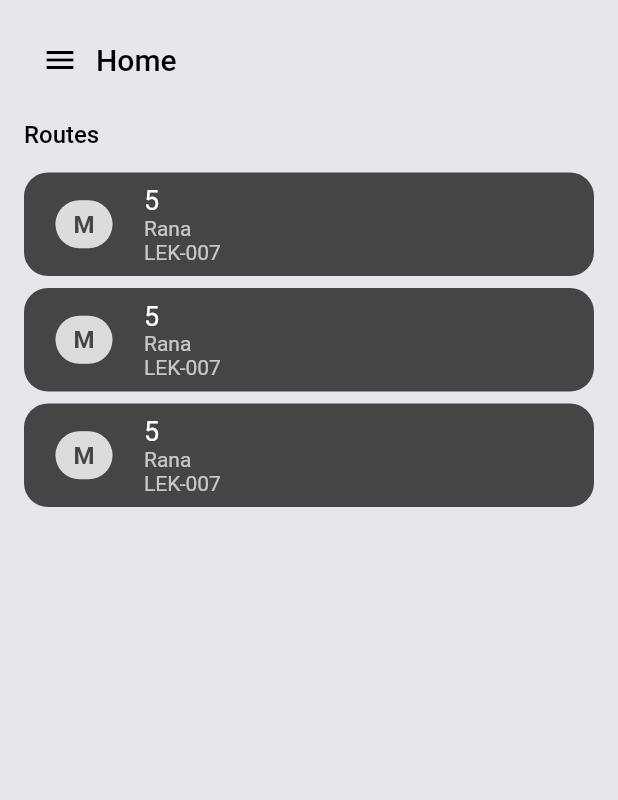
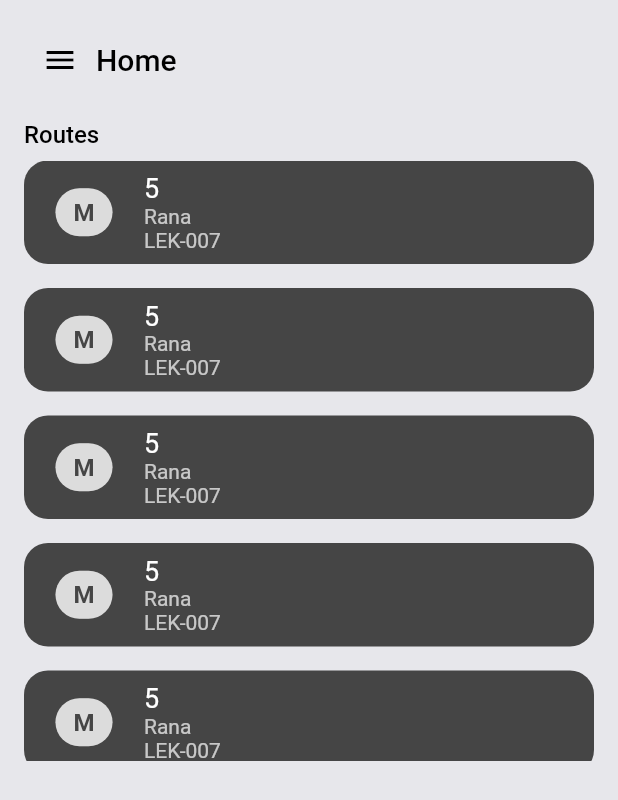
Before and after one commit to salmannaeem112215/liveroute_driver, a Flutter app: the screen it shows after launch, on a phone screen of 412 x 824 dp. Shown: the top 800 px of the screen. Run offline on Flutter 3.47's test engine with Material 2 defaults, Android fonts, the phone set to English and light mode, and no system bars; our stand-ins replace flutter_svg, get; missing offline and left inert: mapbox_gl.

Commit message:
Added Route Tile

```diff
--- a/lib/screens/home/components/body.dart
+++ b/lib/screens/home/components/body.dart
@@ -19,12 +19,24 @@ class Body extends StatelessWidget {
             ),
           ],
         ),
-        kHeightSpace,
-        const RouteTile(type: 'M', name: '5', driver: 'Rana', bus: 'LEK-007'),
         kHalfHeightpace,
-        const RouteTile(type: 'M', name: '5', driver: 'Rana', bus: 'LEK-007'),
-        kHalfHeightpace,
-        const RouteTile(type: 'M', name: '5', driver: 'Rana', bus: 'LEK-007'),
+        SizedBox(
+          height: 400,
+          child: ListView.separated(
+            itemBuilder: (ctx, index) => RouteTile(
+              type: 'M',
+              name: '5',
+              driver: 'Rana',
+              bus: 'LEK-007',
+              onTap: () async {},
+            ),
+            separatorBuilder: (ctx, index) {
+              print(index);
+              return kHeightSpace;
+            },
+            itemCount: 7,
+          ),
+        ),
       ],
     );
   }
--- a/lib/screens/home/components/rotue_tile.dart
+++ b/lib/screens/home/components/rotue_tile.dart
@@ -3,38 +3,62 @@ import '../../../configs/themes/app_color.dart';
 import '../../../configs/themes/custom_text_styles.dart';
 import '../../../configs/themes/ui_parameters.dart';
 
-class RouteTile extends StatelessWidget {
+class RouteTile extends StatefulWidget {
   const RouteTile({
     super.key,
     required this.type,
     required this.name,
     this.driver,
     required this.bus,
+    this.color = logoBlack,
+    this.onTap,
   });
 
   final String name;
   final String? driver;
   final String bus;
   final String type;
+  final Color color;
+  final Future<void> Function()? onTap;
+
+  @override
+  State<RouteTile> createState() => _RouteTileState();
+}
+
+class _RouteTileState extends State<RouteTile> {
+  bool isLoading = false;
 
   @override
   Widget build(BuildContext context) {
-    return Container(
+    return Material(
+      shape: RoundedRectangleBorder(
+          borderRadius: BorderRadius.circular(defaultPadding)),
+      color: isLoading ? widget.color.withOpacity(0.7) : widget.color,
+      child: InkWell(
+        onTap: widget.onTap != null
+            ? isLoading
+                ? null
+                : tapFunction
+            : null,
+        hoverColor: widget.onTap != null ? Colors.black45 : null,
+        customBorder: RoundedRectangleBorder(
+            borderRadius: BorderRadius.circular(defaultPadding)),
+        child: Container(
           width: double.infinity,
           padding: const EdgeInsets.symmetric(
               horizontal: defaultPadding, vertical: defaultPadding / 2),
-      decoration: BoxDecoration(
-        color: logoBlack,
-        borderRadius: BorderRadius.circular(defaultPadding),
-      ),
           child: SingleChildScrollView(
             scrollDirection: Axis.horizontal,
             child: Row(
               mainAxisSize: MainAxisSize.min,
               children: [
-            Chip(
+                isLoading
+                    ? const CircularProgressIndicator(
+                        color: Colors.white60,
+                      )
+                    : Chip(
                         label: Text(
-                type,
+                          widget.type,
                           style: kChipTextStyle,
                         ),
                       ),
@@ -42,17 +66,30 @@ class RouteTile extends StatelessWidget {
                 Column(
                   crossAxisAlignment: CrossAxisAlignment.start,
                   children: [
-                Text(
-                  name,
-                  style: kTileTitle,
-                ),
-                if (driver != null) Text(driver!, style: kTileSubTitle),
-                Text(bus, style: kTileSubTitle),
+                    Text(widget.name, style: kTileTitle),
+                    if (widget.driver != null)
+                      Text(widget.driver!, style: kTileSubTitle),
+                    Text(widget.bus, style: kTileSubTitle),
                   ],
                 ),
               ],
             ),
           ),
+        ),
+      ),
     );
   }
+
+  void tapFunction() async {
+    setState(() {
+      isLoading = true;
+    });
+
+    // await widget.onTap();
+    await Future.delayed(Duration(seconds: 2));
+
+    setState(() {
+      isLoading = false;
+    });
   }
+}
```
Lines whose indentation alone changed are shown as unchanged.
